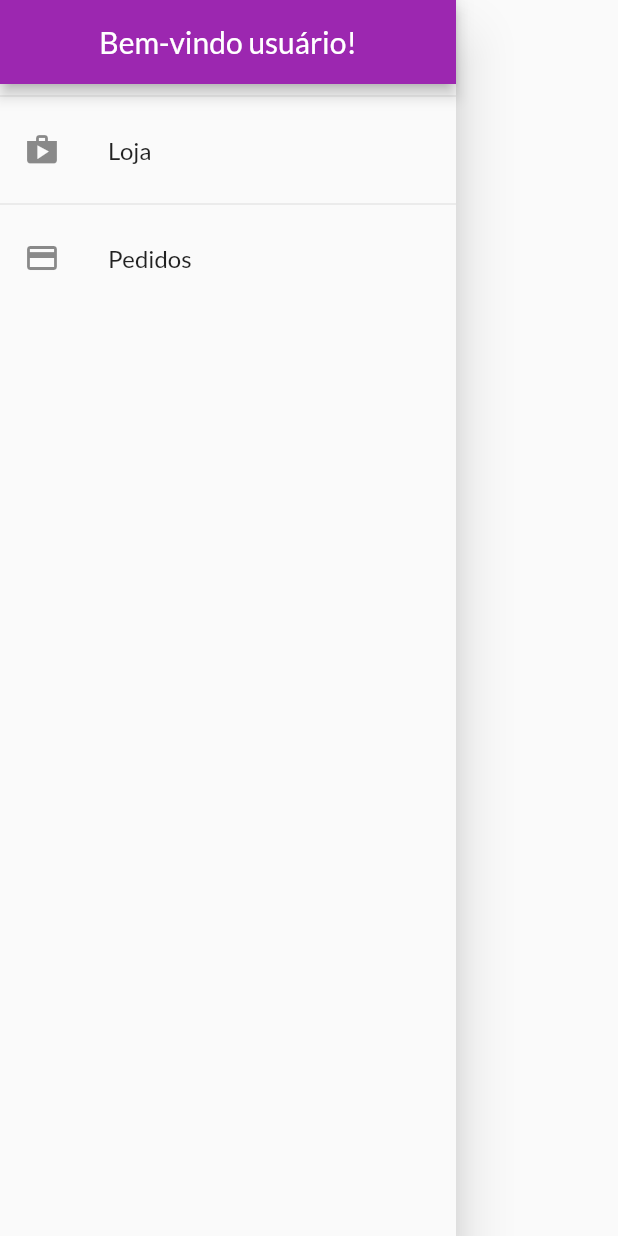
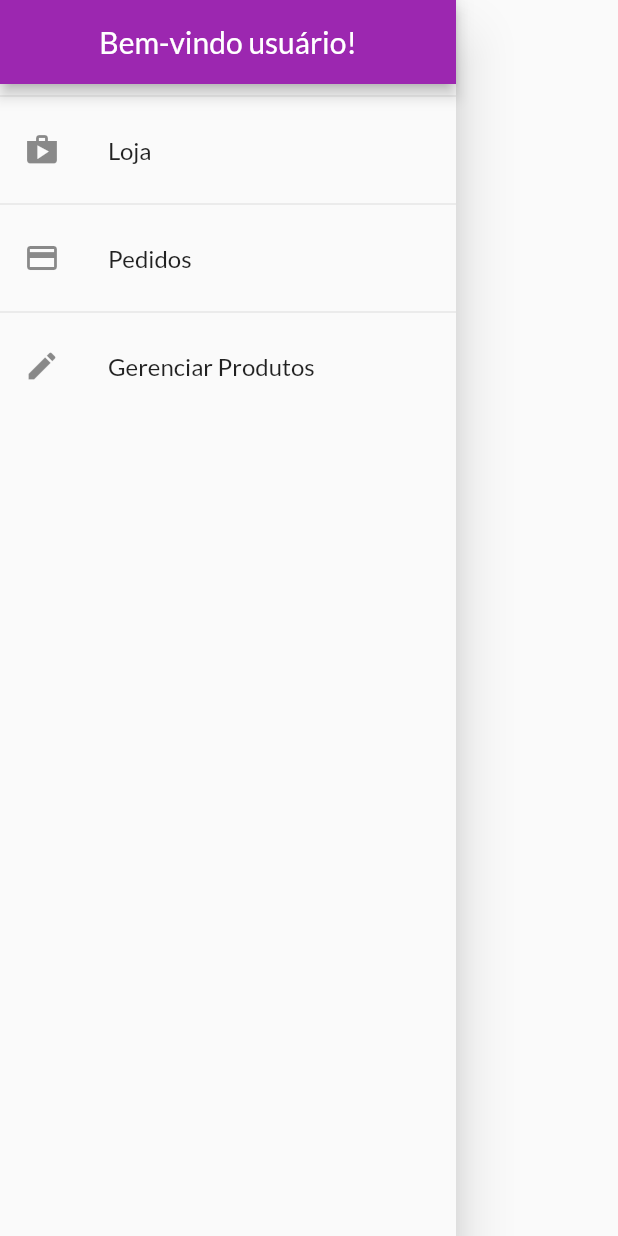
Before and after one commit to thiagonishimura/shop, a Flutter app: the AppDrawer widget shown alone on an empty page, opened directly, on a phone screen of 412 x 824 dp. Run offline on Flutter 3.47's test engine with Material 2 defaults, Android fonts, the phone set to English and light mode, and no system bars; network calls fail.

Commit message:
Criado a pagina de Gerenciar Produtos
Criado a pagina de Gerenciar Produtos.

```diff
--- a/shop/lib/components/app_drawer.dart
+++ b/shop/lib/components/app_drawer.dart
@@ -1,6 +1,4 @@
 import 'package:flutter/material.dart';
-import 'package:flutter/src/widgets/framework.dart';
-import 'package:flutter/src/widgets/placeholder.dart';
 import 'package:shop/utils/app_routers.dart';
 
 class AppDrawer extends StatelessWidget {
@@ -40,6 +38,16 @@ class AppDrawer extends StatelessWidget {
               );
             },
           ),
+          Divider(),
+          ListTile(
+            leading: Icon(Icons.edit),
+            title: Text('Gerenciar Produtos'),
+            onTap: () {
+              Navigator.of(context).pushReplacementNamed(
+                AppRouters.PRODUCTS,
+              );
+            },
+          ),
         ],
       ),
     );
--- a/shop/lib/main.dart
+++ b/shop/lib/main.dart
@@ -7,6 +7,7 @@ import 'package:shop/pages/cart_page.dart';
 import 'package:shop/pages/orders_page.dart';
 import 'package:shop/pages/product_detail_page.dart';
 import 'package:shop/pages/products_overview_page.dart';
+import 'package:shop/pages/products_page.dart';
 import 'package:shop/utils/app_routers.dart';
 
 void main() {
@@ -45,6 +46,7 @@ class MyApp extends StatelessWidget {
           AppRouters.PRODUCT_DETAIL: (ctx) => ProductDetailPage(),
           AppRouters.CART: (ctx) => CartPage(),
           AppRouters.ORDERS: (ctx) => OrdersPage(),
+          AppRouters.PRODUCTS: (ctx) => ProductsPage(),
         },
         debugShowCheckedModeBanner: false,
       ),
--- a/shop/lib/models/product_list.dart
+++ b/shop/lib/models/product_list.dart
@@ -12,6 +12,10 @@ class ProductList with ChangeNotifier {
   void addProduct(Product product) {
     _items.add(product);
     notifyListeners();
+  }
+
+  int get itemsCount {
+    return _items.length;
   }
 }
 
--- a/shop/lib/utils/app_routers.dart
+++ b/shop/lib/utils/app_routers.dart
@@ -3,4 +3,5 @@ class AppRouters {
   static const PRODUCT_DETAIL = '/product-detail';
   static const CART = '/cart';
   static const ORDERS = '/orders';
+  static const PRODUCTS = '/products';
 }
```
Also changed, not shown: shop/lib/pages/products_page.dart (added, +26 -0 lines).
